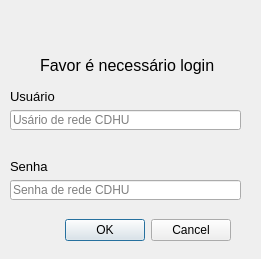
The window that login_dialog_base.ui (maviz991/qgis-geometadata-plugin) describes before a commit, drawn with Qt 5.
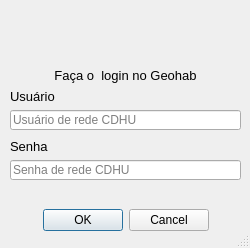
The same window after the commit. Icons and pictures are not drawn.

Patch:
```diff
--- a/login_dialog_base.ui
+++ b/login_dialog_base.ui
@@ -6,19 +6,25 @@
    <rect>
     <x>0</x>
     <y>0</y>
-    <width>261</width>
-    <height>259</height>
+    <width>250</width>
+    <height>248</height>
    </rect>
   </property>
   <property name="windowTitle">
-   <string>Dialog</string>
+   <string>Login Geohab | CDHU</string>
+  </property>
+  <property name="sizeGripEnabled">
+   <bool>true</bool>
+  </property>
+  <property name="modal">
+   <bool>false</bool>
   </property>
   <widget class="QDialogButtonBox" name="buttonBox">
    <property name="geometry">
     <rect>
-     <x>10</x>
-     <y>210</y>
-     <width>221</width>
+     <x>0</x>
+     <y>200</y>
+     <width>251</width>
      <height>41</height>
     </rect>
    </property>
@@ -28,6 +34,9 @@
    <property name="standardButtons">
     <set>QDialogButtonBox::Cancel|QDialogButtonBox::Ok</set>
    </property>
+   <property name="centerButtons">
+    <bool>true</bool>
+   </property>
   </widget>
   <widget class="QLabel" name="label">
    <property name="geometry">
@@ -57,14 +66,14 @@
     </rect>
    </property>
    <property name="placeholderText">
-    <string>Usário de rede CDHU</string>
+    <string>Usuário de rede CDHU</string>
    </property>
   </widget>
   <widget class="QLabel" name="label_2">
    <property name="geometry">
     <rect>
      <x>10</x>
-     <y>160</y>
+     <y>140</y>
      <width>47</width>
      <height>13</height>
     </rect>
@@ -82,7 +91,7 @@
    <property name="geometry">
     <rect>
      <x>10</x>
-     <y>180</y>
+     <y>160</y>
      <width>231</width>
      <height>20</height>
     </rect>
@@ -100,9 +109,9 @@
   <widget class="QLabel" name="label_3">
    <property name="geometry">
     <rect>
-     <x>40</x>
-     <y>50</y>
-     <width>191</width>
+     <x>0</x>
+     <y>60</y>
+     <width>251</width>
      <height>31</height>
     </rect>
    </property>
@@ -114,11 +123,48 @@
    </property>
    <property name="font">
     <font>
-     <pointsize>12</pointsize>
+     <pointsize>10</pointsize>
     </font>
    </property>
    <property name="text">
-    <string>Favor é necessário login</string>
+    <string>Faça o  login no Geohab</string>
+   </property>
+   <property name="alignment">
+    <set>Qt::AlignCenter</set>
+   </property>
+  </widget>
+  <widget class="QLabel" name="label_4">
+   <property name="geometry">
+    <rect>
+     <x>0</x>
+     <y>10</y>
+     <width>251</width>
+     <height>51</height>
+    </rect>
+   </property>
+   <property name="frameShape">
+    <enum>QFrame::NoFrame</enum>
+   </property>
+   <property name="frameShadow">
+    <enum>QFrame::Plain</enum>
+   </property>
+   <property name="lineWidth">
+    <number>1</number>
+   </property>
+   <property name="midLineWidth">
+    <number>0</number>
+   </property>
+   <property name="text">
+    <string/>
+   </property>
+   <property name="pixmap">
+    <pixmap>icons/logo.png</pixmap>
+   </property>
+   <property name="scaledContents">
+    <bool>false</bool>
+   </property>
+   <property name="alignment">
+    <set>Qt::AlignCenter</set>
    </property>
   </widget>
  </widget>
```
Left out of the diff: 22 changed lines with no effect on the pictures.
